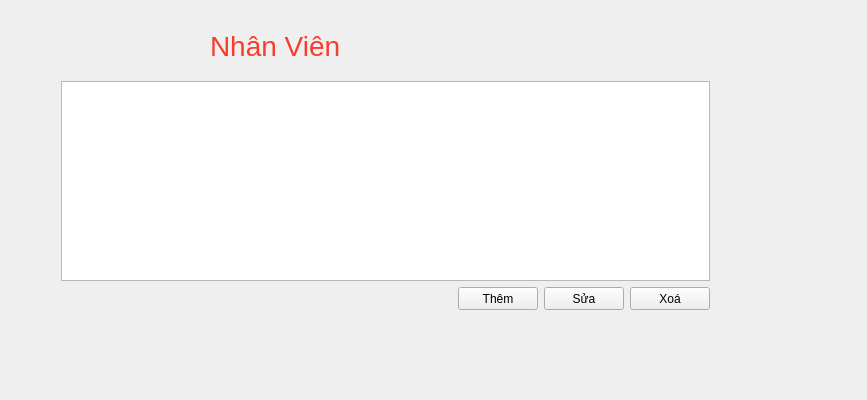
First picture: the form in ManageEmployee/ManageEmployee.ui, repository PeZoi/Manage_Employee_App, before the edit.
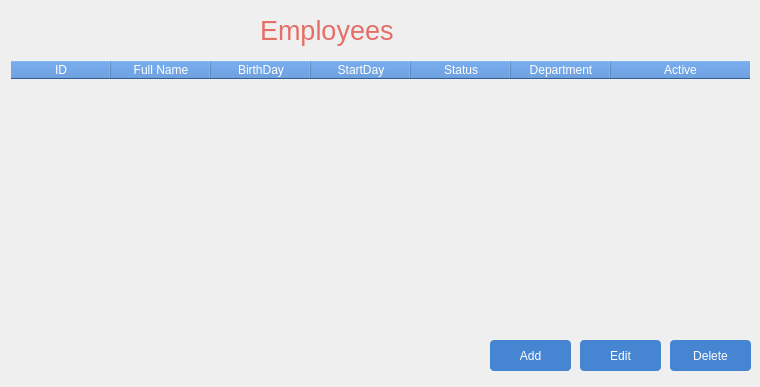
Second picture: the form after the edit. Icons and pictures are not drawn.

Diff of the .ui file:
```diff
--- a/ManageEmployee/ManageEmployee.ui
+++ b/ManageEmployee/ManageEmployee.ui
@@ -6,91 +6,212 @@
    <rect>
     <x>0</x>
     <y>0</y>
-    <width>867</width>
-    <height>400</height>
+    <width>760</width>
+    <height>387</height>
    </rect>
   </property>
   <property name="windowTitle">
    <string>ManageEmployee</string>
   </property>
-  <widget class="QLabel" name="label">
+  <widget class="QTableWidget" name="table">
    <property name="geometry">
     <rect>
-     <x>210</x>
-     <y>30</y>
-     <width>371</width>
+     <x>10</x>
+     <y>60</y>
+     <width>741</width>
+     <height>261</height>
+    </rect>
+   </property>
+   <property name="styleSheet">
+    <string notr="true">QTableWidget {
+	background: transparent;
+}
+
+QHeaderView::section {	
+	color: white; 
+	background-color: rgba(70, 133, 210, 1);
+}
+
+QTableWidget::item:selected {
+    background-color: #0e6c96;
+	color: #fff;
+}</string>
+   </property>
+   <property name="alternatingRowColors">
+    <bool>false</bool>
+   </property>
+   <property name="columnCount">
+    <number>7</number>
+   </property>
+   <attribute name="horizontalHeaderHighlightSections">
+    <bool>false</bool>
+   </attribute>
+   <attribute name="horizontalHeaderStretchLastSection">
+    <bool>true</bool>
+   </attribute>
+   <column>
+    <property name="text">
+     <string>ID</string>
+    </property>
+   </column>
+   <column>
+    <property name="text">
+     <string>Full Name</string>
+    </property>
+   </column>
+   <column>
+    <property name="text">
+     <string>BirthDay</string>
+    </property>
+   </column>
+   <column>
+    <property name="text">
+     <string>StartDay</string>
+    </property>
+   </column>
+   <column>
+    <property name="text">
+     <string>Status</string>
+    </property>
+   </column>
+   <column>
+    <property name="text">
+     <string>Department</string>
+    </property>
+   </column>
+   <column>
+    <property name="text">
+     <string>Active</string>
+    </property>
+   </column>
+  </widget>
+  <widget class="QLabel" name="employeesLabel">
+   <property name="geometry">
+    <rect>
+     <x>260</x>
+     <y>10</y>
+     <width>161</width>
+     <height>41</height>
+    </rect>
+   </property>
+   <property name="font">
+    <font>
+     <pointsize>20</pointsize>
+    </font>
+   </property>
+   <property name="styleSheet">
+    <string notr="true">QLabel {
+	color: #e56f68;
+}</string>
+   </property>
+   <property name="text">
+    <string>Employees</string>
+   </property>
+  </widget>
+  <widget class="QPushButton" name="edit">
+   <property name="geometry">
+    <rect>
+     <x>580</x>
+     <y>340</y>
+     <width>81</width>
      <height>31</height>
     </rect>
    </property>
    <property name="styleSheet">
-    <string notr="true">color: #f53e2d;
-font-size: 28px</string>
+    <string notr="true">QPushButton {
+	text-align: center;
+	color: #fff;
+	background-color: rgba(70, 133, 210, 1);
+	border-radius: 4px;
+}
+
+QPushButton:hover {
+	background-color: rgba(70, 133, 210, 0.7);
+}</string>
    </property>
    <property name="text">
-    <string>Nhân Viên</string>
+    <string>Edit</string>
    </property>
+   <property name="icon">
+    <iconset>
+     <normaloff>../icon/edit.png</normaloff>../icon/edit.png</iconset>
+   </property>
+   <property name="iconSize">
+    <size>
+     <width>14</width>
+     <height>14</height>
+    </size>
+   </property>
   </widget>
-  <widget class="QWidget" name="verticalLayoutWidget">
+  <widget class="QPushButton" name="add">
    <property name="geometry">
     <rect>
-     <x>50</x>
-     <y>70</y>
-     <width>671</width>
-     <height>251</height>
+     <x>490</x>
+     <y>340</y>
+     <width>81</width>
+     <height>31</height>
     </rect>
    </property>
-   <layout class="QVBoxLayout" name="verticalLayout">
-    <item>
-     <widget class="QTableWidget" name="table"/>
-    </item>
-    <item>
-     <layout class="QHBoxLayout" name="horizontalLayout">
-      <item>
-       <spacer name="horizontalSpacer">
-        <property name="orientation">
-         <enum>Qt::Horizontal</enum>
-        </property>
-        <property name="sizeHint" stdset="0">
-         <size>
-          <width>40</width>
-          <height>20</height>
-         </size>
-        </property>
-       </spacer>
-      </item>
-      <item>
-       <widget class="QPushButton" name="add">
-        <property name="styleSheet">
-         <string notr="true">height: 15px;</string>
-        </property>
-        <property name="text">
-         <string>Thêm</string>
-        </property>
-       </widget>
-      </item>
-      <item>
-       <widget class="QPushButton" name="edit">
-        <property name="styleSheet">
-         <string notr="true">height: 15px;</string>
-        </property>
-        <property name="text">
-         <string>Sửa</string>
-        </property>
-       </widget>
-      </item>
-      <item>
-       <widget class="QPushButton" name="delete_2">
-        <property name="styleSheet">
-         <string notr="true">height: 15px;</string>
-        </property>
-        <property name="text">
-         <string>Xoá</string>
-        </property>
-       </widget>
-      </item>
-     </layout>
-    </item>
-   </layout>
+   <property name="styleSheet">
+    <string notr="true">QPushButton {
+	text-align: center;
+	color: #fff;
+	background-color: rgba(70, 133, 210, 1);
+	border-radius: 4px;
+}
+
+QPushButton:hover {
+	background-color: rgba(70, 133, 210, 0.7);
+}</string>
+   </property>
+   <property name="text">
+    <string>Add</string>
+   </property>
+   <property name="icon">
+    <iconset>
+     <normaloff>../icon/add.png</normaloff>../icon/add.png</iconset>
+   </property>
+   <property name="iconSize">
+    <size>
+     <width>14</width>
+     <height>14</height>
+    </size>
+   </property>
+  </widget>
+  <widget class="QPushButton" name="delete_2">
+   <property name="geometry">
+    <rect>
+     <x>670</x>
+     <y>340</y>
+     <width>81</width>
+     <height>31</height>
+    </rect>
+   </property>
+   <property name="styleSheet">
+    <string notr="true">QPushButton {
+	text-align: center;
+	color: #fff;
+	background-color: rgba(70, 133, 210, 1);
+	border-radius: 4px;
+}
+
+QPushButton:hover {
+	background-color: rgba(70, 133, 210, 0.7);
+}</string>
+   </property>
+   <property name="text">
+    <string>Delete</string>
+   </property>
+   <property name="icon">
+    <iconset>
+     <normaloff>../icon/close.png</normaloff>../icon/close.png</iconset>
+   </property>
+   <property name="iconSize">
+    <size>
+     <width>12</width>
+     <height>12</height>
+    </size>
+   </property>
   </widget>
  </widget>
  <layoutdefault spacing="6" margin="11"/>
```
